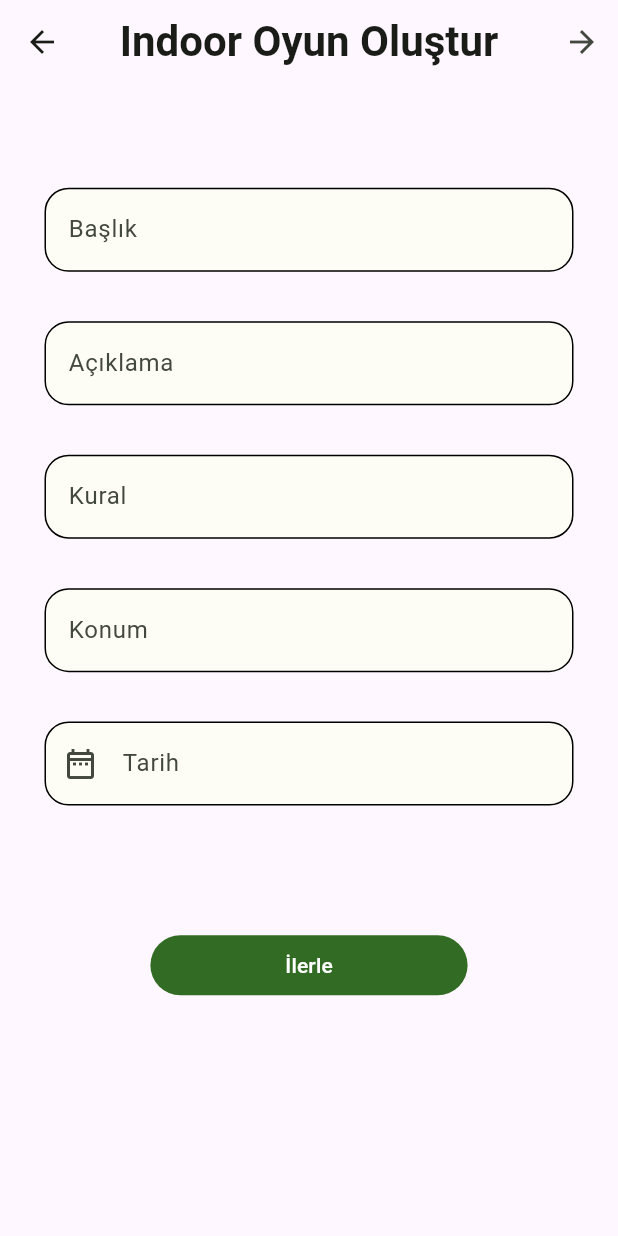
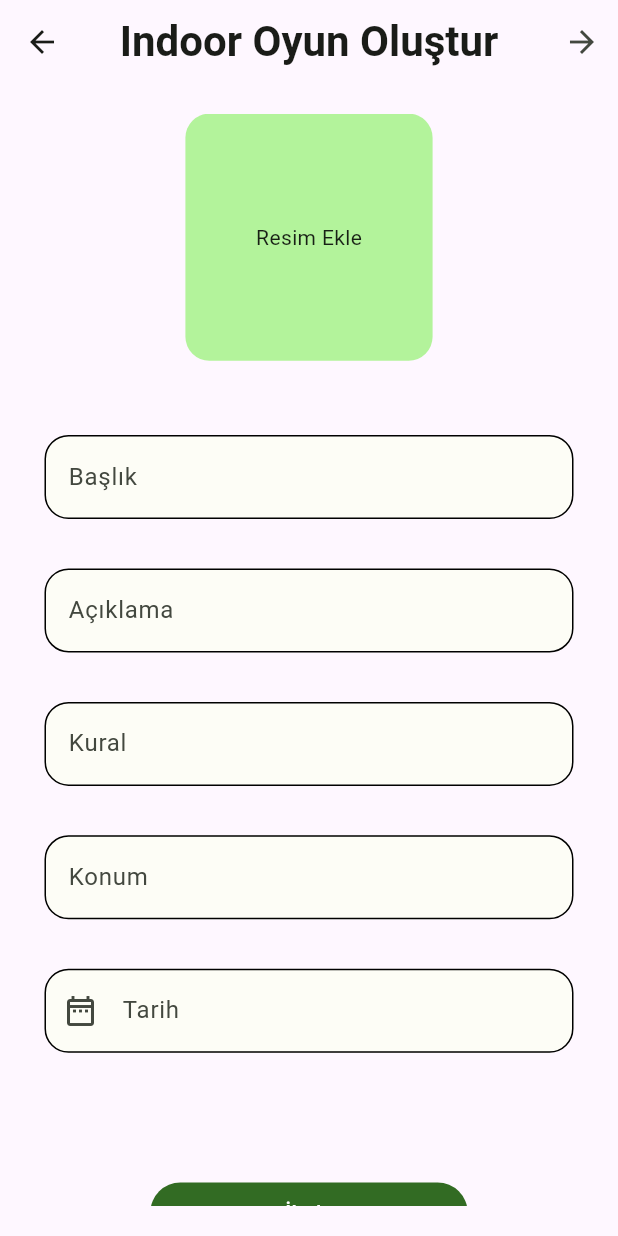
Before and after one commit to mhakkaynak/orienteering, a Flutter app: the IndoorCraeteGame screen opened directly, on a phone screen of 412 x 824 dp. Run offline on Flutter 3.47's test engine with Material 2 defaults, Android fonts, the phone set to English and light mode, and no system bars; our stand-ins replace cloud_firestore, file_picker, firebase_auth, firebase_core, firebase_storage, flutter_svg and 8 more; missing offline and left inert: qr_code_scanner; accounts and stored records are empty.

Commit message:
image upload and download done

```diff
--- a/lib/core/constants/navigation/navigation_constant.dart
+++ b/lib/core/constants/navigation/navigation_constant.dart
@@ -5,13 +5,13 @@ mixin NavigationConstant {
   static const eventList = '/eventList';
   static const home = '/';
   static const indoorCreateGame = '/indoorCreateGame';
+  static const indoorGame = '/indoorGame';
   static const indoorGameDetail = '/indoorGameDetail';
-  static const outdoorMapPage = '/outdoorCreateGame';
   static const login = '/login';
   static const organizerPanel = '/organizerPanel';
+  static const outdoorMapPage = '/outdoorCreateGame';
   static const qrCreate = '/qrCreate';
   static const qrList = '/qrList';
   static const register = '/register';
   static const userEdit = '/userEdit';
-  static const indoorGame = '/indoorGame';
 }
--- a/lib/core/init/firebase/firestore_manager.dart
+++ b/lib/core/init/firebase/firestore_manager.dart
@@ -49,7 +49,6 @@ class FirestoreManager {
       return querySnapshot.docs
           .map((doc) => model != null ? model.fromJson(doc.data()) : doc.data())
           .toList();
-      ;
     } catch (e) {
       rethrow;
     }
--- a/lib/model/game/base_game_model.dart
+++ b/lib/model/game/base_game_model.dart
@@ -4,6 +4,7 @@ class BaseGameModel extends BaseModel {
   BaseGameModel({
     this.date,
     this.description,
+    this.imagePath,
     this.organizerUid,
     this.participantsUid,
     this.rules,
@@ -12,6 +13,7 @@ class BaseGameModel extends BaseModel {
 
   String? date;
   String? description;
+  String? imagePath;
   String? organizerUid;
   List<String>? participantsUid;
   String? rules;
@@ -21,8 +23,11 @@ class BaseGameModel extends BaseModel {
   fromJson(json) {
     date = json['date'].toString();
     description = json['description'].toString();
+    imagePath = json['imagePath'].toString();
     organizerUid = json['organizerUid'].toString();
-    participantsUid = json['participantsUid'] != null ? List<String>.from(json['participantsUid']) : [];
+    participantsUid = json['participantsUid'] != null
+        ? List<String>.from(json['participantsUid'])
+        : [];
     rules = json['rules'].toString();
     title = json['title'].toString();
   }
--- a/lib/model/game/indoor_game_model.dart
+++ b/lib/model/game/indoor_game_model.dart
@@ -10,6 +10,7 @@ class IndoorGameModel extends BaseGameModel {
     List<String>? participantsUid,
     required String rules,
     required String title,
+    required String imagePath,
   }) : super(
           date: date,
           description: description,
@@ -17,6 +18,7 @@ class IndoorGameModel extends BaseGameModel {
           participantsUid: participantsUid,
           rules: rules,
           title: title,
+          imagePath: imagePath,
         );
 
   IndoorGameModel._fromJson(o) {
--- a/lib/pages/game/indoor/create_game/indoor_create_game_page.dart
+++ b/lib/pages/game/indoor/create_game/indoor_create_game_page.dart
@@ -1,25 +1,35 @@
+import 'package:file_picker/file_picker.dart';
 import 'package:flutter/material.dart';
 
 import '../../../../core/constants/navigation/navigation_constant.dart';
 import '../../../../core/extensions/context_extension.dart';
 import '../../../../core/init/navigation/navigation_manager.dart';
 import '../../../../model/game/indoor_game_model.dart';
+import '../../../../widgets/buttons/image_button.dart';
 import '../../../../widgets/snack_bars/error_snack_bar.dart';
 import '../../../../widgets/text_form_field/date_text_form_field.dart';
 
-class IndoorCraeteGame extends StatelessWidget {
-  IndoorCraeteGame({super.key});
+class IndoorCraeteGame extends StatefulWidget {
+  const IndoorCraeteGame({super.key});
 
+  @override
+  State<IndoorCraeteGame> createState() => _IndoorCraeteGameState();
+}
+
+class _IndoorCraeteGameState extends State<IndoorCraeteGame> {
   final TextEditingController _dateTextController = TextEditingController();
   final TextEditingController _descriptionTextController =
       TextEditingController();
 
+  final String _imageErrorText = 'Fotoğraf yüklenemedi.';
+  String? _imagePath;
   final TextEditingController _locationTextController = TextEditingController();
   final TextEditingController _rulesTextController = TextEditingController();
   final TextEditingController _titleTextController = TextEditingController();
 
   Column _buildColumn(BuildContext context) => Column(
         children: [
+          _buildAddImageButton(),
           _buildSizedBox(context, height: 0.06),
           _buildTextFormField(_titleTextController, 'Başlık'),
           _buildSizedBox(context),
@@ -82,11 +92,13 @@ class IndoorCraeteGame extends StatelessWidget {
         _locationTextController.text.isNotEmpty &&
         _rulesTextController.text.isNotEmpty) {
       IndoorGameModel model = IndoorGameModel(
-          date: _dateTextController.text,
-          description: _descriptionTextController.text,
-          rules: _rulesTextController.text,
-          location: _locationTextController.text,
-          title: _titleTextController.text);
+        date: _dateTextController.text,
+        description: _descriptionTextController.text,
+        imagePath: _imagePath ?? '',
+        rules: _rulesTextController.text,
+        location: _locationTextController.text,
+        title: _titleTextController.text,
+      );
       NavigationManager.instance
           .navigationToPage(NavigationConstant.qrList, args: model);
     } else {
@@ -104,6 +116,35 @@ class IndoorCraeteGame extends StatelessWidget {
         ),
       );
 
+  Future<void> _addImage() async {
+    final result = await FilePicker.platform.pickFiles(
+      allowMultiple: false,
+      type: FileType.custom,
+      allowedExtensions: ['png', 'jpeg'],
+    );
+    if (result == null && context.mounted) {
+      _showSnackBar(_imageErrorText);
+    } else {
+      setState(() {
+        _imagePath = result!.files.single.path;
+      });
+    }
+  }
+
+  void _showSnackBar(String text) {
+    ScaffoldMessenger.of(context).showSnackBar(ErrorSnackBar(
+      context: context,
+      text: text,
+    ));
+  }
+
+  ImageButton _buildAddImageButton() => ImageButton(
+        context: context,
+        onTap: _addImage,
+        size: context.customHeightValue(0.2),
+        imagePath: _imagePath,
+      );
+
   @override
   Widget build(BuildContext context) {
     return Scaffold(
--- a/lib/pages/game/indoor/game/indoor_game_detail_page.dart
+++ b/lib/pages/game/indoor/game/indoor_game_detail_page.dart
@@ -34,7 +34,11 @@ class _IndoorGameDetailPageState extends State<IndoorGameDetailPage> {
 
   Column _buildColumn() => Column(
         children: [
-          const SizedBox(height: 200, child: Placeholder()),
+          Image.network(
+            _game.imagePath ?? 'https://picsum.photos/200/300',
+            width: context.customWidthValue(0.64),
+            height: context.normalHeightValue * 1.5,
+          ),
           SizedBox(height: context.lowWidthValue * 1.5),
           Text(
             _game.title.toString(),
--- a/lib/service/user/base_user_service.dart
+++ b/lib/service/user/base_user_service.dart
@@ -1,9 +1,13 @@
+import 'package:orienteering/core/init/firebase/firebase_stroge_manager.dart';
+
 import '../../core/init/firebase/firestore_manager.dart';
 
 abstract class BaseUserService {
   BaseUserService() {
     firestoreManager = FirestoreManager('user');
+    strogeManager = StrogeManager('user');
   }
 
   late final FirestoreManager firestoreManager;
+  late final StrogeManager strogeManager;
 }
--- /dev/null
+++ b/lib/widgets/buttons/image_button.dart
@@ -0,0 +1,37 @@
+import 'dart:io';
+
+import 'package:flutter/material.dart';
+
+import '../../core/extensions/context_extension.dart';
+
+class ImageButton extends GestureDetector {
+  ImageButton({
+    Key? key,
+    double? size,
+    String? imagePath,
+    Widget? child,
+    Color? color,
+    required BuildContext context,
+    required VoidCallback onTap,
+  }) : super(
+          key: key,
+          onTap: onTap,
+          child: Container(
+            height: size,
+            width: size,
+            alignment: Alignment.center,
+            decoration: BoxDecoration(
+              color: color ??
+                  (imagePath == null ? context.colors.primaryContainer : null),
+              borderRadius: BorderRadius.circular(16),
+            ),
+            child: imagePath == null
+                ? child ??
+                    Text('Resim Ekle', style: context.textTheme.headlineSmall)
+                : Image.file(
+                    File(imagePath),
+                    fit: BoxFit.cover,
+                  ),
+          ),
+        );
+}
--- a/pubspec.yaml
+++ b/pubspec.yaml
@@ -30,17 +30,19 @@ environment:
 dependencies:
   cloud_firestore: ^4.5.2
   cupertino_icons: ^1.0.2
+  file_picker: ^5.3.2
   firebase_auth: ^4.4.2
   firebase_core: ^2.10.0
-  google_maps_flutter: ^2.2.6
-  location: ^4.4.0
+  firebase_storage: ^11.2.1
   flutter:
     sdk: flutter
   flutter_svg: ^2.0.4
+  google_maps_flutter: ^2.2.6
   google_nav_bar: ^5.0.6
   google_sign_in: ^6.1.0
   image_gallery_saver: ^1.7.1
   intl: ^0.18.1
+  location: ^4.4.0
   mobx: ^2.1.4
   permission_handler: ^10.2.0
   qr_code_scanner: ^1.0.1
```
Also changed, not shown: lib/core/init/firebase/firebase_stroge_manager.dart (added, +30 -0 lines), lib/model/user/user_model.dart (+6 -3 lines), lib/pages/home/subpages/home_subpage.dart (+12 -23 lines), lib/pages/user/user_edit_page.dart (+37 -8 lines), lib/pages/user/user_page.dart (+5 -9 lines), lib/service/game/indoor/indoor_game_service.dart (+25 -19 lines), lib/service/user/user_service.dart (+8 -0 lines), lib/widgets/containers/game_container.dart (+11 -5 lines), lib/widgets/images/user_profile_image.dart (added, +16 -0 lines), pubspec.lock, 1 other file.
